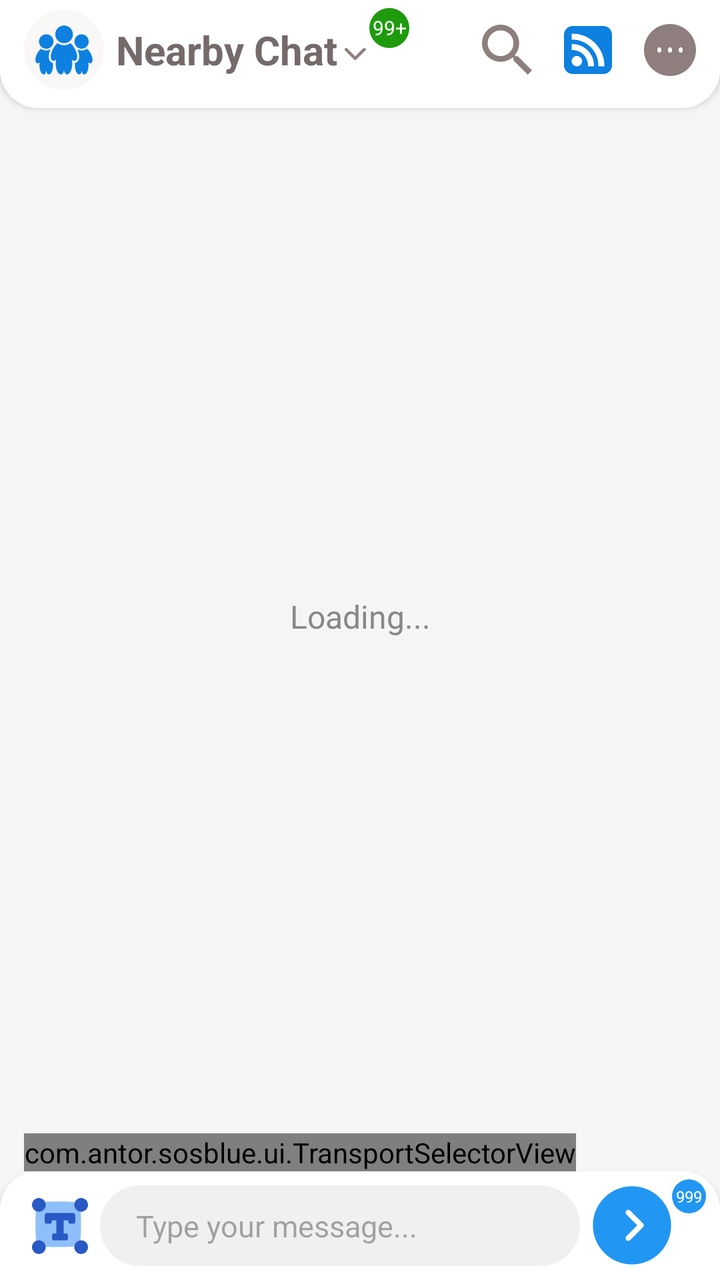
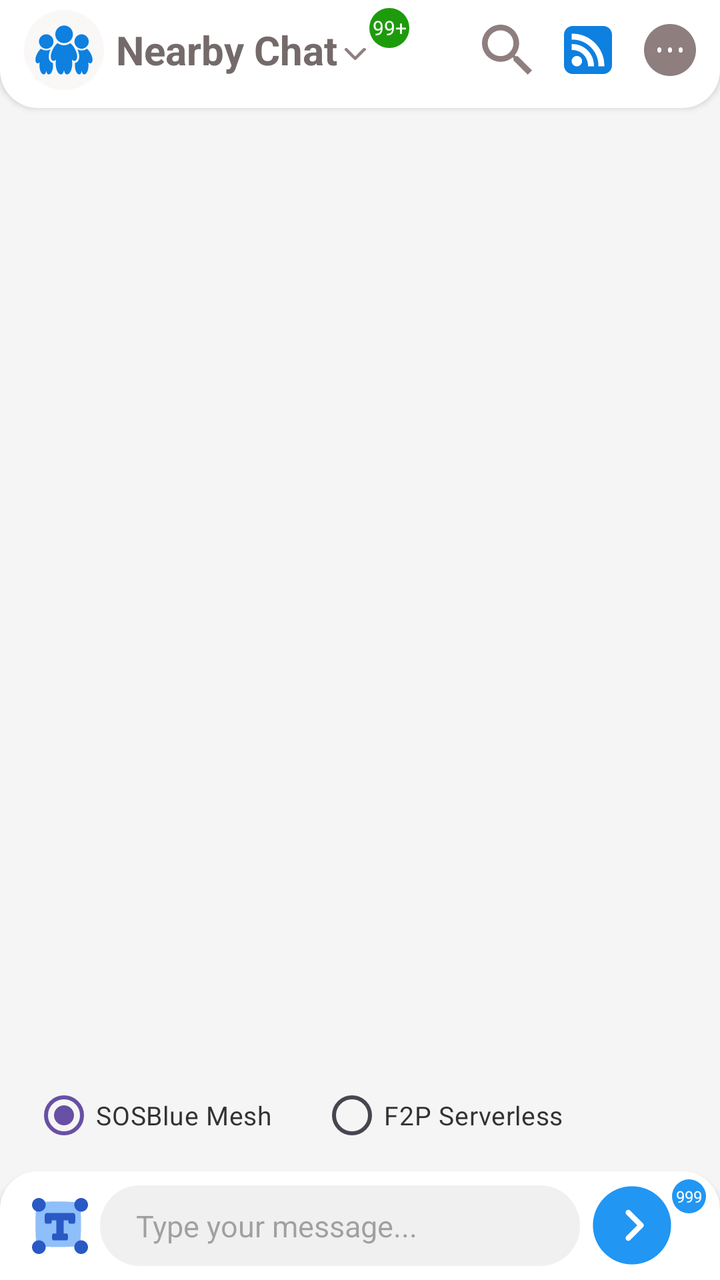

An Android layout rendered at two revisions. The XML below is the earlier revision; the diff shows what the commit changed to produce the second picture.
<!-- AndroidManifest.xml: application theme Theme.Dummy_SOSBlue -->
<!-- res/layout/activity_main.xml -->
<?xml version="1.0" encoding="utf-8"?>
<LinearLayout xmlns:android="http://schemas.android.com/apk/res/android"
    xmlns:app="http://schemas.android.com/apk/res-auto"
    xmlns:tools="http://schemas.android.com/tools"
    android:id="@+id/main"
    android:layout_width="match_parent"
    android:layout_height="match_parent"
    android:background="#F5F5F5"
    android:fitsSystemWindows="true"
    android:orientation="vertical"
    tools:context=".MainActivity">


    <LinearLayout
        android:id="@+id/topBar"
        android:layout_width="match_parent"
        android:layout_height="wrap_content"
        android:background="@drawable/bg_white_round_bottom"
        android:clipToOutline="false"
        android:gravity="center_vertical|center_horizontal"
        android:orientation="horizontal"
        android:paddingStart="12dp"
        android:paddingTop="4dp"
        android:paddingEnd="4dp"
        android:paddingBottom="8dp"
        android:translationZ="2dp">


        <FrameLayout
            android:layout_width="wrap_content"
            android:layout_height="wrap_content"
            android:layout_marginEnd="6dp">

            <ImageView
                android:id="@+id/appIcon"
                android:layout_width="40dp"
                android:layout_height="40dp"
                android:background="@drawable/circle_bg"
                android:padding="0dp"
                android:scaleType="centerInside"
                android:src="@drawable/nearby"/>

            <View
                android:id="@+id/onlineIndicator"
                android:layout_width="12dp"
                android:layout_height="12dp"
                android:layout_gravity="bottom|end"
                android:background="@drawable/circle_bg"
                android:backgroundTint="#4CAF50"
                android:visibility="gone"
                android:elevation="2dp"/>
        </FrameLayout>

        <LinearLayout
            android:id="@+id/titleContainer"
            android:layout_width="wrap_content"
            android:layout_height="match_parent"
            android:layout_weight="1"
            android:gravity="start"
            android:orientation="horizontal">

            <TextView
                android:id="@+id/appTitle"
                android:layout_width="wrap_content"
                android:layout_height="wrap_content"
                android:layout_gravity="center"
                android:ellipsize="end"
                android:maxLength="19"
                android:paddingTop="6dp"
                android:paddingBottom="6dp"
                android:singleLine="true"
                android:text="Nearby Chat"
                android:textColor="#756A6A"
                android:textSize="20sp"
                android:textStyle="bold" />

            <LinearLayout
                android:layout_width="wrap_content"
                android:layout_height="match_parent"
                android:layout_marginStart="2dp"
                android:layout_weight="1"
                android:gravity="center|start"
                android:orientation="horizontal">

                <ImageView
                    android:id="@+id/downIcon"
                    android:layout_width="14dp"
                    android:layout_height="10dp"
                    android:paddingTop="4dp"
                    android:scaleType="centerInside"
                    android:src="@drawable/ic_down"
                    android:tint="#8E7E7E" />

                <LinearLayout
                    android:layout_width="wrap_content"
                    android:layout_height="match_parent"
                    android:gravity="start"
                    android:orientation="horizontal">

                    <TextView
                        android:id="@+id/unseenMsg"
                        android:layout_width="20dp"
                        android:layout_height="20dp"
                        android:background="@drawable/bg_round_unseen_msg"
                        android:gravity="center"
                        android:text="99+"
                        android:textColor="#FFFFFF"
                        android:textSize="10sp" />
                </LinearLayout>

            </LinearLayout>


        </LinearLayout>

        <LinearLayout
            android:id="@+id/searchOption"
            android:layout_width="0dp"
            android:layout_height="match_parent"
            android:orientation="horizontal"
            android:gravity="start|center"
            android:paddingStart="6dp"
            android:paddingEnd="0dp"
            android:background="@drawable/rounded_edittext">

            <EditText
                android:id="@+id/inputSearch"
                android:layout_width="0dp"
                android:layout_height="wrap_content"
                android:layout_marginTop="0dp"
                android:layout_marginRight="0dp"
                android:layout_marginBottom="0dp"
                android:layout_weight="1"
                android:background="@drawable/rounded_edittext"
                android:gravity="start|center"
                android:hint="Search"
                android:imeOptions="actionSend"
                android:inputType="textNoSuggestions"
                android:singleLine="true"
                android:maxLines="4"
                android:minLines="1"
                android:textColor="#000000"
                android:textSize="15sp" />

            <ImageView
                android:id="@+id/closeSearchOptionIcon"
                android:layout_width="wrap_content"
                android:layout_height="wrap_content"
                android:src="@drawable/close"
                android:padding="6dp"
                android:paddingStart="4dp"
                android:paddingEnd="16dp"
                android:scaleType="centerInside"/>
        </LinearLayout>

        <ImageView
            android:id="@+id/searchIcon"
            android:layout_width="wrap_content"
            android:layout_height="wrap_content"
            android:layout_gravity="center_vertical|center_horizontal"
            android:padding="8dp"
            android:scaleType="centerInside"
            android:src="@drawable/search"
            android:tint="#8E7E7E" />

        <ImageView
            android:id="@+id/discoverIcon"
            android:layout_width="wrap_content"
            android:layout_height="wrap_content"
            android:layout_gravity="center_horizontal|center_vertical"
            android:padding="8dp"
            android:scaleType="centerInside"
            android:src="@drawable/feed"
            android:tint="#0D80E0" />

        <ImageView
            android:id="@+id/threeDotIcon"
            android:layout_width="wrap_content"
            android:layout_height="wrap_content"
            android:layout_gravity="center_vertical|center_horizontal"
            android:padding="8dp"
            android:scaleType="centerInside"
            android:src="@drawable/dot3"
            android:tint="#8E7E7E" />


    </LinearLayout>

    <LinearLayout
        android:layout_width="match_parent"
        android:layout_height="0dp"
        android:layout_weight="1"
        android:orientation="vertical">


        <androidx.recyclerview.widget.RecyclerView
            android:id="@+id/chatRecyclerView"
            android:layout_width="match_parent"
            android:layout_height="0dp"
            android:layout_weight="1"
            android:clipToPadding="false"
            android:padding="0dp" />

        <TextView
            android:id="@+id/textStatus"
            android:layout_width="match_parent"
            android:layout_height="match_parent"
            android:layout_weight="1"
            android:gravity="center"
            android:text="Loading..."
            android:textColor="#888888"
            android:textSize="16sp"
            android:visibility="visible" />

    </LinearLayout>

    
    <LinearLayout
        android:layout_width="match_parent"
        android:layout_height="wrap_content"
        android:gravity="center_vertical"
        android:orientation="horizontal"
        android:paddingHorizontal="12dp"
        android:paddingTop="4dp">

        <com.antor.sosblue.ui.TransportSelectorView
            android:id="@+id/transportSelector"
            android:layout_width="wrap_content"
            android:layout_height="wrap_content"
            android:layout_gravity="center_vertical" />

        <TextView
            android:id="@+id/transportStatusHint"
            android:layout_width="0dp"
            android:layout_height="wrap_content"
            android:layout_weight="1"
            android:gravity="end|center_vertical"
            android:textSize="11sp"
            android:singleLine="true"
            android:ellipsize="end"
            android:paddingEnd="4dp" />

    </LinearLayout>

    <LinearLayout
        android:id="@+id/replyPreviewContainer"
        android:layout_width="match_parent"
        android:layout_height="wrap_content"
        android:background="#F0F2F5"
        android:orientation="horizontal"
        android:gravity="center_vertical"
        android:paddingStart="16dp"
        android:paddingTop="8dp"
        android:paddingEnd="12dp"
        android:paddingBottom="8dp"
        android:visibility="gone">

        <View
            android:layout_width="4dp"
            android:layout_height="match_parent"
            android:layout_marginEnd="12dp"
            android:background="#0D80E0"
            android:layout_marginTop="2dp"
            android:layout_marginBottom="2dp"/>

        <LinearLayout
            android:layout_width="0dp"
            android:layout_height="wrap_content"
            android:layout_weight="1"
            android:orientation="vertical">

            <TextView
                android:id="@+id/textReplyTitle"
                android:layout_width="wrap_content"
                android:layout_height="wrap_content"
                android:text="Replying to User"
                android:textColor="#000000"
                android:textStyle="bold"
                android:textSize="14sp"
                android:singleLine="true"
                android:ellipsize="end"/>

            <TextView
                android:id="@+id/textReplyMessage"
                android:layout_width="wrap_content"
                android:layout_height="wrap_content"
                android:text="Message content..."
                android:textColor="#65676B"
                android:textSize="13sp"
                android:singleLine="true"
                android:ellipsize="end"
                android:layout_marginTop="2dp"/>

        </LinearLayout>

        <ImageView
            android:id="@+id/closeReplyButton"
            android:layout_width="24dp"
            android:layout_height="24dp"
            android:layout_marginStart="8dp"
            android:padding="4dp"
            android:src="@drawable/close"
            android:tint="#606770"/>
    </LinearLayout>

    <LinearLayout
        android:id="@+id/inputContainer"
        android:layout_width="match_parent"
        android:layout_height="wrap_content"
        android:background="@drawable/bg_white_round_top"
        android:elevation="2dp"
        android:gravity="center_horizontal|center_vertical"
        android:orientation="horizontal"
        android:paddingStart="16dp"
        android:paddingTop="4dp"
        android:paddingEnd="7dp"
        android:paddingBottom="4dp">

        <LinearLayout
            android:layout_width="wrap_content"
            android:layout_height="match_parent"
            android:gravity="center"
            android:orientation="horizontal">

            <ImageView
                android:id="@+id/switchInputImage"
                android:layout_width="28dp"
                android:layout_height="wrap_content"
                android:layout_marginRight="6dp"
                android:src="@drawable/text" />

        </LinearLayout>

        <EditText
            android:id="@+id/inputMessage"
            android:visibility="visible"
            android:layout_width="0dp"
            android:layout_height="wrap_content"
            android:layout_marginTop="3dp"
            android:layout_marginRight="6dp"
            android:layout_marginBottom="3dp"
            android:layout_weight="1"
            android:background="@drawable/rounded_edittext"
            android:gravity="bottom|start"
            android:hint="Type your message..."
            android:imeOptions="actionSend"
            android:inputType="textMultiLine"
            android:maxLines="4"
            android:minLines="1"
            android:paddingStart="18dp"
            android:paddingTop="10dp"
            android:paddingEnd="10dp"
            android:paddingBottom="10dp"
            android:textColor="#000000"
            android:textSize="15sp" />

        <EditText
            android:id="@+id/inputImageURL"
            android:visibility="gone"
            android:layout_width="0dp"
            android:layout_height="wrap_content"
            android:layout_marginTop="3dp"
            android:layout_marginRight="8dp"
            android:layout_marginBottom="3dp"
            android:layout_weight="1"
            android:background="@drawable/rounded_edittext"
            android:gravity="bottom|start"
            android:hint="Paste your image link here..."
            android:imeOptions="flagNoEnterAction"
            android:inputType="textMultiLine|textUri|textNoSuggestions"
            android:maxLines="4"
            android:minLines="1"
            android:paddingStart="18dp"
            android:paddingTop="10dp"
            android:paddingEnd="10dp"
            android:paddingBottom="10dp"
            android:textColor="#000000"
            android:textSize="15sp" />

        <EditText
            android:id="@+id/inputVideoURL"
            android:visibility="gone"
            android:layout_width="0dp"
            android:layout_height="wrap_content"
            android:layout_marginTop="3dp"
            android:layout_marginRight="8dp"
            android:layout_marginBottom="3dp"
            android:layout_weight="1"
            android:background="@drawable/rounded_edittext"
            android:gravity="bottom|start"
            android:hint="Paste your video link here..."
            android:imeOptions="flagNoEnterAction"
            android:inputType="textMultiLine|textUri|textNoSuggestions"
            android:maxLines="4"
            android:minLines="1"
            android:paddingStart="18dp"
            android:paddingTop="10dp"
            android:paddingEnd="10dp"
            android:paddingBottom="10dp"
            android:textColor="#000000"
            android:textSize="15sp" />

        <FrameLayout
            android:id="@+id/sendButtonContainer"
            android:layout_width="40dp"
            android:layout_height="40dp">

            <ImageView
                android:id="@+id/sendButton"
                android:layout_width="40dp"
                android:layout_height="40dp"
                android:src="@drawable/sent"/>

            <FrameLayout
                android:id="@+id/loadingContainer"
                android:layout_width="40dp"
                android:layout_height="40dp"
                android:visibility="gone">

                <ImageView
                    android:layout_width="16dp"
                    android:layout_height="16dp"
                    android:layout_gravity="center"
                    android:background="@drawable/loading_with_square" />

                <ProgressBar
                    android:id="@+id/sendProgressBar"
                    android:layout_width="40dp"
                    android:layout_height="40dp"
                    android:indeterminateTint="#0D80E0" />
            </FrameLayout>
        </FrameLayout>

        <LinearLayout
            android:layout_width="wrap_content"
            android:layout_height="match_parent"
            android:gravity="start"
            android:orientation="horizontal">

            <TextView
                android:id="@+id/chunkCount"
                android:layout_width="17dp"
                android:layout_height="17dp"
                android:background="@drawable/bg_round_chunk"
                android:gravity="center"
                android:text="999"
                android:textColor="#FFFFFF"
                android:textSize="8sp" />
        </LinearLayout>

    </LinearLayout>

</LinearLayout>
<!-- resources referenced by this layout -->
<resources>
  <!-- drawable bg_round_chunk (drawable) -->
  <shape xmlns:android="http://schemas.android.com/apk/res/android"
      android:shape="rectangle">
      <solid android:color="#2196F3"/>
      <corners android:radius="360dp"/>
      <padding
          android:left="0dp"
          android:top="0dp"
          android:right="0dp"
          android:bottom="0dp"/>
  </shape>
  <!-- drawable bg_round_unseen_msg (drawable) -->
  <shape xmlns:android="http://schemas.android.com/apk/res/android"
      android:shape="rectangle">
      <solid android:color="#1E9B0D"/>
      <corners android:radius="360dp"/>
      <padding
          android:left="0dp"
          android:top="0dp"
          android:right="0dp"
          android:bottom="0dp"/>
  </shape>
  <!-- drawable bg_white_round_bottom (drawable) -->
  <?xml version="1.0" encoding="utf-8"?>
  <shape xmlns:android="http://schemas.android.com/apk/res/android"
      android:shape="rectangle">
  
      <corners
          android:topLeftRadius="0dp"
          android:topRightRadius="0dp"
          android:bottomLeftRadius="19dp"
          android:bottomRightRadius="19dp" />
  
      <solid android:color="#FFFFFF" />
  
  </shape>
  <!-- drawable bg_white_round_top (drawable) -->
  <?xml version="1.0" encoding="utf-8"?>
  <shape xmlns:android="http://schemas.android.com/apk/res/android"
      android:shape="rectangle">
  
      <corners
          android:topLeftRadius="19dp"
          android:topRightRadius="19dp"
          android:bottomLeftRadius="0dp"
          android:bottomRightRadius="0dp" />
  
      <solid android:color="#FFFFFF" />
  
  </shape>
  <!-- drawable circle_bg (drawable) -->
  <?xml version="1.0" encoding="utf-8"?>
  <shape xmlns:android="http://schemas.android.com/apk/res/android"
      android:shape="oval">
  
      <solid android:color="#FAF7F7" />
      <stroke
          android:width="0dp"
          android:color="#CACAD5" />
  </shape>
  <!-- drawable ic_down (drawable) -->
  <vector xmlns:android="http://schemas.android.com/apk/res/android"
      android:width="28dp"
      android:height="16dp"
      android:viewportWidth="28"
      android:viewportHeight="16">
    <path
        android:pathData="M26,2L14,14L2,2"
        android:strokeLineJoin="round"
        android:strokeWidth="4"
        android:fillColor="#00000000"
        android:strokeColor="#9A7F7F"
        android:strokeLineCap="round"/>
  </vector>
  <!-- drawable loading_with_square (drawable) -->
  <?xml version="1.0" encoding="utf-8"?>
  <layer-list xmlns:android="http://schemas.android.com/apk/res/android">
      <item
          android:width="12dp"
          android:height="12dp"
          android:gravity="center">
          <shape android:shape="rectangle">
              <solid android:color="#0D80E0" />
              <corners android:radius="2dp" />
          </shape>
      </item>
  </layer-list>
  <!-- drawable rounded_edittext (drawable) -->
  <shape xmlns:android="http://schemas.android.com/apk/res/android" android:shape="rectangle">
      <solid android:color="#F0F0F0"/>
      <corners android:radius="20dp"/>
      <padding android:left="10dp" android:top="6dp" android:right="10dp" android:bottom="6dp"/>
  </shape>
  <style name="Theme.Dummy_SOSBlue" parent="Base.Theme.Dummy_SOSBlue" />
  <style name="Base.Theme.Dummy_SOSBlue" parent="Theme.Material3.DayNight.NoActionBar">
          
          
      </style>
  <!-- unchanged entries left out for length: 7 -->
</resources>

<!-- the commit's change to res/layout/activity_main.xml (unified diff, before → after) -->
@@ -186,61 +186,129 @@
 
     </LinearLayout>
 
-    <LinearLayout
+    <FrameLayout
         android:layout_width="match_parent"
         android:layout_height="0dp"
-        android:layout_weight="1"
-        android:orientation="vertical">
-
+        android:layout_weight="1">
 
         <androidx.recyclerview.widget.RecyclerView
             android:id="@+id/chatRecyclerView"
             android:layout_width="match_parent"
-            android:layout_height="0dp"
-            android:layout_weight="1"
-            android:clipToPadding="false"
-            android:padding="0dp" />
+            android:layout_height="match_parent"
+            android:clipToPadding="false" />
+
+        
+        <LinearLayout
+            android:id="@+id/peerDiscoveryPanel"
+            android:layout_width="match_parent"
+            android:layout_height="match_parent"
+            android:background="#F0F4F8"
+            android:gravity="center_horizontal"
+            android:orientation="vertical"
+            android:padding="16dp"
+            android:visibility="gone">
+
+            <TextView
+                android:id="@+id/peerPanelTitle"
+                android:layout_width="wrap_content"
+                android:layout_height="wrap_content"
+                android:text="Nearby Devices"
+                android:textColor="#333333"
+                android:textSize="18sp"
+                android:textStyle="bold"
+                android:layout_marginBottom="4dp" />
+
+            <TextView
+                android:id="@+id/peerPanelSubtitle"
+                android:layout_width="wrap_content"
+                android:layout_height="wrap_content"
+                android:text="SOSBlue Mesh"
+                android:textColor="#0D80E0"
+                android:textSize="13sp"
+                android:layout_marginBottom="16dp" />
+
+            <androidx.recyclerview.widget.RecyclerView
+                android:id="@+id/peerRecyclerView"
+                android:layout_width="match_parent"
+                android:layout_height="0dp"
+                android:layout_weight="1"
+                android:clipToPadding="false" />
+
+            <TextView
+                android:id="@+id/peerEmptyHint"
+                android:layout_width="wrap_content"
+                android:layout_height="wrap_content"
+                android:text="No peers discovered yet.\nTap the title to refresh."
+                android:textColor="#999999"
+                android:textSize="14sp"
+                android:gravity="center"
+                android:visibility="gone" />
+
+            <TextView
+                android:id="@+id/peerCountLabel"
+                android:layout_width="wrap_content"
+                android:layout_height="wrap_content"
+                android:text="0 peers online"
+                android:textColor="#888888"
+                android:textSize="12sp"
+                android:layout_marginTop="12dp" />
+
+            <Button
+                android:id="@+id/peerRefreshButton"
+                style="?android:attr/borderlessButtonStyle"
+                android:layout_width="wrap_content"
+                android:layout_height="wrap_content"
+                android:text="Search again"
+                android:textColor="#0D80E0"
+                android:layout_marginTop="4dp" />
+
+        </LinearLayout>
 
         <TextView
             android:id="@+id/textStatus"
             android:layout_width="match_parent"
             android:layout_height="match_parent"
-            android:layout_weight="1"
             android:gravity="center"
-            android:text="Loading..."
+            android:text="Initialising engine..."
             android:textColor="#888888"
-            android:textSize="16sp"
-            android:visibility="visible" />
-
-    </LinearLayout>
+            android:textSize="18sp"
+            android:textStyle="bold"
+            android:visibility="gone" />
+
+    </FrameLayout>
 
     
-    <LinearLayout
+    <RadioGroup
+        android:id="@+id/transportRadioGroup"
         android:layout_width="match_parent"
         android:layout_height="wrap_content"
-        android:gravity="center_vertical"
         android:orientation="horizontal"
-        android:paddingHorizontal="12dp"
-        android:paddingTop="4dp">
-
-        <com.antor.sosblue.ui.TransportSelectorView
-            android:id="@+id/transportSelector"
-            android:layout_width="wrap_content"
-            android:layout_height="wrap_content"
-            android:layout_gravity="center_vertical" />
-
-        <TextView
-            android:id="@+id/transportStatusHint"
-            android:layout_width="0dp"
-            android:layout_height="wrap_content"
-            android:layout_weight="1"
-            android:gravity="end|center_vertical"
-            android:textSize="11sp"
-            android:singleLine="true"
-            android:ellipsize="end"
-            android:paddingEnd="4dp" />
-
-    </LinearLayout>
+        android:paddingHorizontal="16dp"
+        android:paddingTop="8dp"
+        android:paddingBottom="4dp"
+        android:checkedButton="@+id/rb_sosblue_mesh">
+
+        <RadioButton
+            android:id="@+id/rb_sosblue_mesh"
+            android:layout_width="wrap_content"
+            android:layout_height="wrap_content"
+            android:text="SOSBlue Mesh"
+            android:textSize="13sp"
+            android:textColor="#333333"
+            android:buttonTint="#0D80E0"
+            android:checked="true" />
+
+        <RadioButton
+            android:id="@+id/rb_f2p_serverless"
+            android:layout_width="wrap_content"
+            android:layout_height="wrap_content"
+            android:text="F2P Serverless"
+            android:textSize="13sp"
+            android:textColor="#333333"
+            android:buttonTint="#0D80E0"
+            android:layout_marginStart="24dp" />
+
+    </RadioGroup>
 
     <LinearLayout
         android:id="@+id/replyPreviewContainer"
